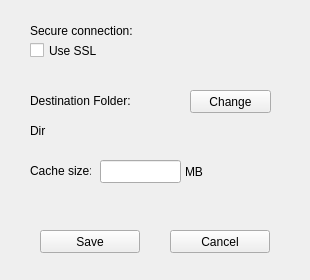
pcloudcom/pfs-gui, file pCloud/settingswindow.ui: the form before one commit.
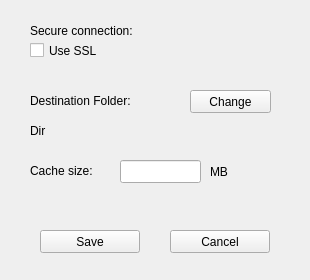
The form after the commit.

Patch:
```diff
--- a/pCloud/settingswindow.ui
+++ b/pCloud/settingswindow.ui
@@ -19,7 +19,7 @@
      <rect>
       <x>30</x>
       <y>40</y>
-      <width>81</width>
+      <width>121</width>
       <height>21</height>
      </rect>
     </property>
@@ -82,7 +82,7 @@
    <widget class="QLineEdit" name="cachesize">
     <property name="geometry">
      <rect>
-      <x>100</x>
+      <x>120</x>
       <y>160</y>
       <width>81</width>
       <height>23</height>
@@ -106,7 +106,7 @@
      <rect>
       <x>30</x>
       <y>160</y>
-      <width>61</width>
+      <width>91</width>
       <height>21</height>
      </rect>
     </property>
@@ -117,7 +117,7 @@
    <widget class="QLabel" name="label_3">
     <property name="geometry">
      <rect>
-      <x>185</x>
+      <x>210</x>
       <y>160</y>
       <width>46</width>
       <height>23</height>
@@ -132,7 +132,7 @@
      <rect>
       <x>30</x>
       <y>20</y>
-      <width>111</width>
+      <width>151</width>
       <height>21</height>
      </rect>
     </property>
@@ -145,7 +145,7 @@
      <rect>
       <x>30</x>
       <y>90</y>
-      <width>101</width>
+      <width>151</width>
       <height>21</height>
      </rect>
     </property>
```
